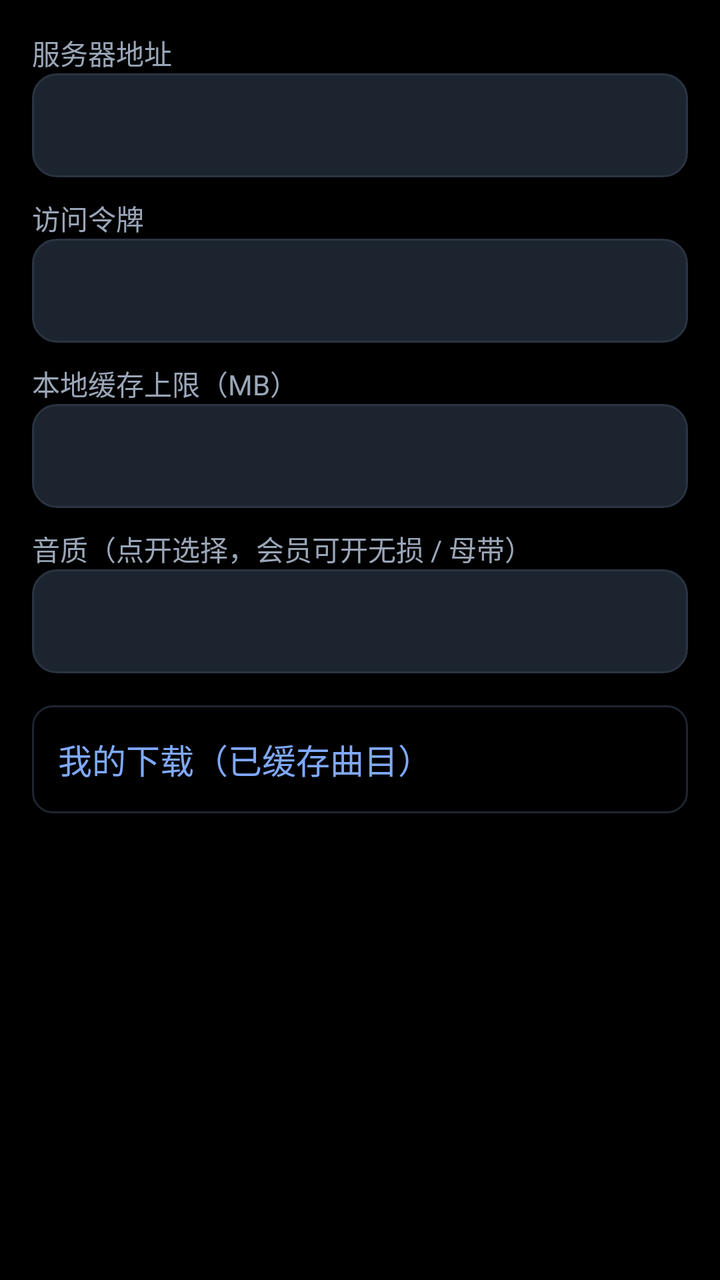
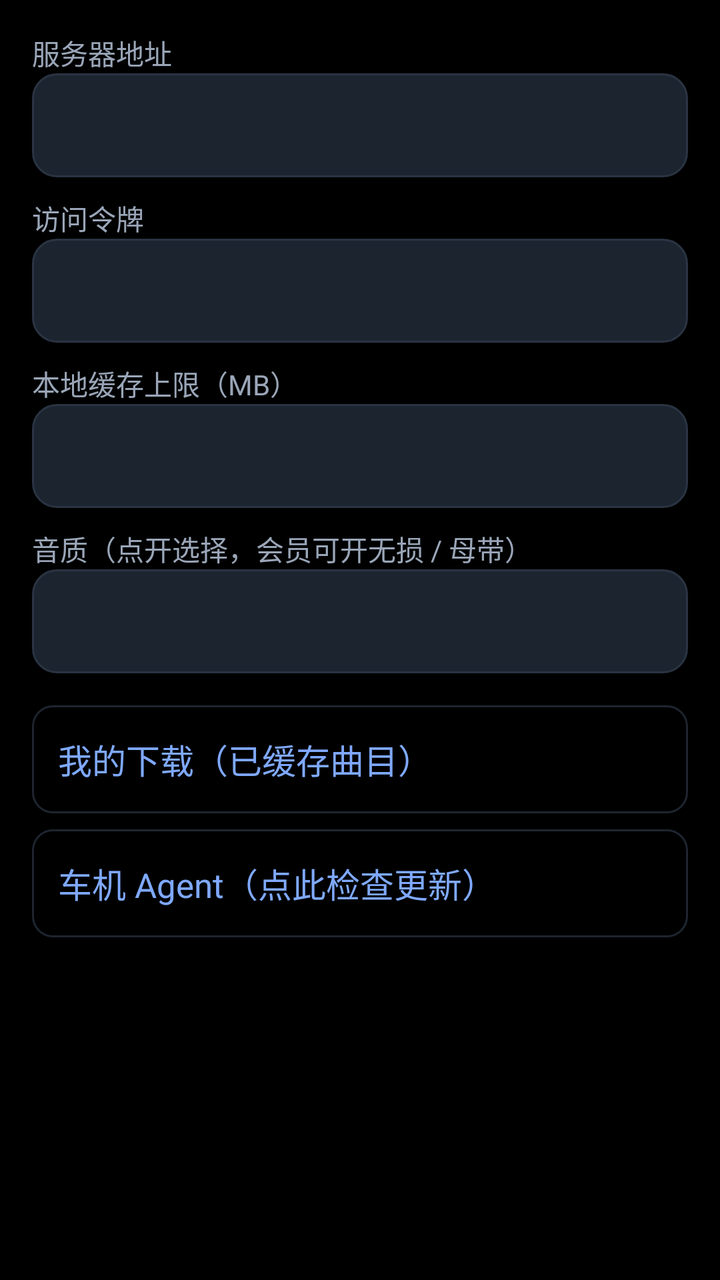

Two renders of the same Android screen: before a commit and after it. Below are the layout's source before the change and the commit's diff.
<!-- AndroidManifest.xml: application theme android:Theme.NoTitleBar -->
<!-- res/layout/dialog_settings.xml -->
<?xml version="1.0" encoding="utf-8"?>
<ScrollView xmlns:android="http://schemas.android.com/apk/res/android"
    android:layout_width="match_parent"
    android:layout_height="wrap_content">

    <LinearLayout
        android:layout_width="match_parent"
        android:layout_height="wrap_content"
        android:orientation="vertical"
        android:padding="16dp">

        <TextView
            android:layout_width="match_parent"
            android:layout_height="wrap_content"
            android:text="服务器地址"
            android:textColor="#9AA6B8"
            android:textSize="14sp" />

        <EditText
            android:id="@+id/set_server"
            android:layout_width="match_parent"
            android:layout_height="wrap_content"
            android:minHeight="52dp"
            android:textSize="17sp"
            android:textColor="#FFFFFF"
            android:inputType="textUri"
            android:background="@drawable/btn_dark" />

        <TextView
            android:layout_width="match_parent"
            android:layout_height="wrap_content"
            android:text="访问令牌"
            android:textColor="#9AA6B8"
            android:textSize="14sp"
            android:paddingTop="10dp" />

        <EditText
            android:id="@+id/set_token"
            android:layout_width="match_parent"
            android:layout_height="wrap_content"
            android:minHeight="52dp"
            android:textSize="17sp"
            android:textColor="#FFFFFF"
            android:inputType="text"
            android:background="@drawable/btn_dark" />

        <TextView
            android:layout_width="match_parent"
            android:layout_height="wrap_content"
            android:text="本地缓存上限（MB）"
            android:textColor="#9AA6B8"
            android:textSize="14sp"
            android:paddingTop="10dp" />

        <EditText
            android:id="@+id/set_cache_mb"
            android:layout_width="match_parent"
            android:layout_height="wrap_content"
            android:minHeight="52dp"
            android:textSize="17sp"
            android:textColor="#FFFFFF"
            android:inputType="number"
            android:background="@drawable/btn_dark" />

        <TextView
            android:layout_width="match_parent"
            android:layout_height="wrap_content"
            android:text="音质（点开选择，会员可开无损 / 母带）"
            android:textColor="#9AA6B8"
            android:textSize="14sp"
            android:paddingTop="10dp" />

        <EditText
            android:id="@+id/set_quality"
            android:layout_width="match_parent"
            android:layout_height="wrap_content"
            android:minHeight="52dp"
            android:textSize="17sp"
            android:textColor="#FFFFFF"
            android:inputType="text"
            android:background="@drawable/btn_dark" />

        <TextView
            android:id="@+id/set_downloads"
            android:layout_width="match_parent"
            android:layout_height="54dp"
            android:layout_marginTop="16dp"
            android:background="@drawable/nav_item_normal"
            android:gravity="center_vertical"
            android:paddingLeft="13dp"
            android:paddingRight="13dp"
            android:text="我的下载（已缓存曲目）"
            android:textColor="#7FA9FF"
            android:textSize="17sp" />
    </LinearLayout>
</ScrollView>
<!-- resources referenced by this layout -->
<resources>
  <!-- drawable btn_dark (drawable) -->
  <?xml version="1.0" encoding="utf-8"?>
  <shape xmlns:android="http://schemas.android.com/apk/res/android"
      android:shape="rectangle">
      <solid android:color="#1C2430" />
      <corners android:radius="12dp" />
      <stroke android:width="1dp" android:color="#2A3442" />
  </shape>
  <!-- drawable nav_item_normal (drawable) -->
  <?xml version="1.0" encoding="utf-8"?>
  <shape xmlns:android="http://schemas.android.com/apk/res/android"
      android:shape="rectangle">
      <solid android:color="#00000000" />
      <corners android:radius="10dp" />
      <stroke android:width="1dp" android:color="#1E2530" />
  </shape>
</resources>

<!-- the commit's change to res/layout/dialog_settings.xml (unified diff, before → after) -->
@@ -92,5 +92,19 @@
             android:text="我的下载（已缓存曲目）"
             android:textColor="#7FA9FF"
             android:textSize="17sp" />
+
+        
+        <TextView
+            android:id="@+id/set_agent"
+            android:layout_width="match_parent"
+            android:layout_height="54dp"
+            android:layout_marginTop="8dp"
+            android:background="@drawable/nav_item_normal"
+            android:gravity="center_vertical"
+            android:paddingLeft="13dp"
+            android:paddingRight="13dp"
+            android:text="车机 Agent（点此检查更新）"
+            android:textColor="#7FA9FF"
+            android:textSize="17sp" />
     </LinearLayout>
 </ScrollView>
